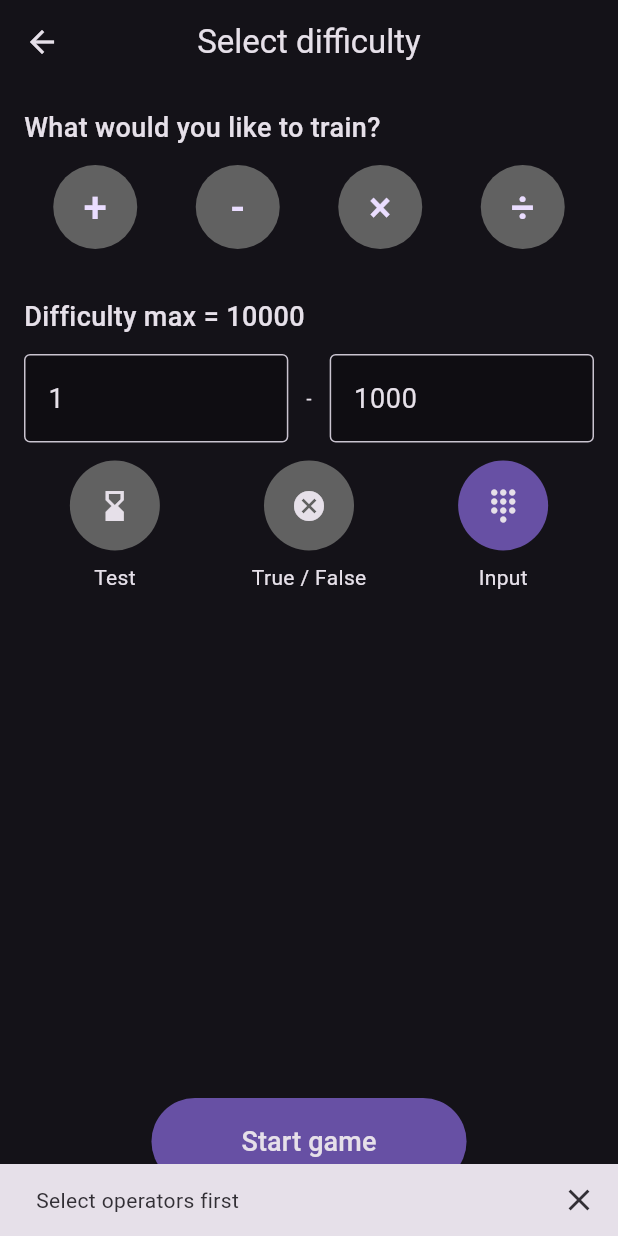
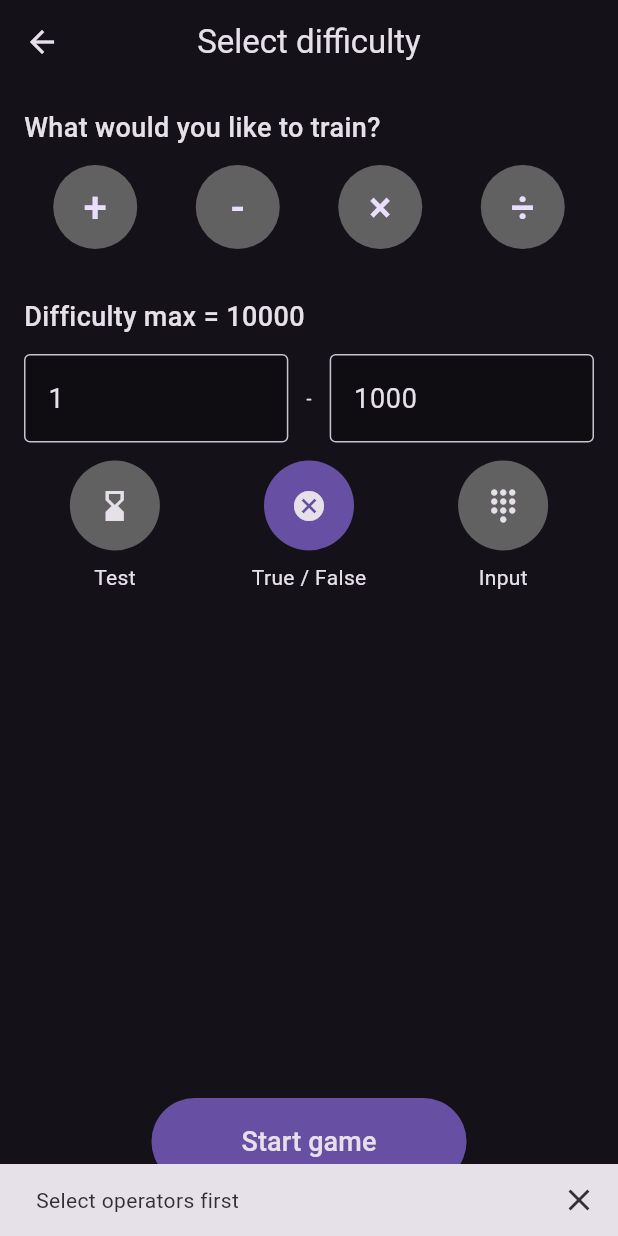
Before and after one commit to Ali1raz/MobileApp-development-, a Flutter app: the TrainingScreen screen opened directly, after a tap on "Start game", on a phone screen of 412 x 824 dp. Run offline on Flutter 3.47's test engine with Material 3 defaults, Android fonts, the phone set to English and light mode, and no system bars; our stand-ins replace flutter_riverpod, shared_preferences, sqflite; missing offline and left inert: sqlite3; accounts and stored records are empty.

Commit message:
update constants

```diff
--- a/mid_proj/lib/screens/training_screen.dart
+++ b/mid_proj/lib/screens/training_screen.dart
@@ -1,5 +1,6 @@
 import 'package:flutter/material.dart';
 import 'package:mid_proj/screens/question_screen.dart';
+import 'package:mid_proj/utils/constants.dart';
 
 class TrainingScreen extends StatefulWidget {
   const TrainingScreen({super.key});
@@ -13,9 +14,13 @@ class TrainingScreenState extends State<TrainingScreen> {
   final TextEditingController min = TextEditingController(text: "1");
   final TextEditingController max = TextEditingController(text: "1000");
 
-  final operators = ['+', '-', '×', '÷'];
-  final gameTypes = ['Test', 'True / False', 'Input'];
-  String selectedGameType = 'Input';
+  late String selectedGameType;
+
+  @override
+  void initState() {
+    super.initState();
+    selectedGameType = gameTypes[1]; // Now it's valid!
+  }
 
   void toggleOperators(String op) {
     setState(() {
@@ -57,7 +62,7 @@ class TrainingScreenState extends State<TrainingScreen> {
             selected
                 ? Theme.of(context).colorScheme.inversePrimary
                 : Colors.grey[700],
-        child: Center(child: Text(op, style: TextStyle(fontSize: 28))),
+        child: Center(child: Text(op, style: const TextStyle(fontSize: 28))),
       ),
     );
   }
@@ -76,7 +81,7 @@ class TrainingScreenState extends State<TrainingScreen> {
                     : Colors.grey[700],
             child: Icon(icon, color: Theme.of(context).colorScheme.onSurface),
           ),
-          SizedBox(height: 8),
+          const SizedBox(height: 8),
           Text(label),
         ],
       ),
@@ -92,33 +97,33 @@ class TrainingScreenState extends State<TrainingScreen> {
         child: Column(
           crossAxisAlignment: CrossAxisAlignment.start,
           children: [
-            Text(
+            const Text(
               "What would you like to train?",
               style: TextStyle(fontSize: 18, fontWeight: FontWeight.w500),
             ),
-            SizedBox(height: 12),
+            const SizedBox(height: 12),
             Row(
               mainAxisAlignment: MainAxisAlignment.spaceAround,
               children: operators.map((op) => _buildOperators(op)).toList(),
             ),
-            SizedBox(height: 32),
-            Text(
+            const SizedBox(height: 32),
+            const Text(
               "Difficulty max = 10000",
               style: TextStyle(fontSize: 18, fontWeight: FontWeight.w500),
             ),
-            SizedBox(height: 12),
+            const SizedBox(height: 12),
             Row(
               mainAxisAlignment: MainAxisAlignment.spaceBetween,
               children: [
                 _buildNumberBox(min),
-                Padding(
-                  padding: const EdgeInsets.symmetric(horizontal: 12.0),
+                const Padding(
+                  padding: EdgeInsets.symmetric(horizontal: 12.0),
                   child: Text("-", style: TextStyle(fontSize: 12)),
                 ),
                 _buildNumberBox(max),
               ],
             ),
-            SizedBox(height: 12),
+            const SizedBox(height: 12),
             Row(
               mainAxisAlignment: MainAxisAlignment.spaceAround,
               children: [
@@ -127,14 +132,17 @@ class TrainingScreenState extends State<TrainingScreen> {
                 _buildGameOption("Input", Icons.dialpad_rounded),
               ],
             ),
-            Spacer(),
+            const Spacer(),
             Center(
               child: ElevatedButton(
                 style: ElevatedButton.styleFrom(
                   backgroundColor: Theme.of(context).colorScheme.inversePrimary,
                   foregroundColor: Theme.of(context).colorScheme.onSurface,
-                  shape: StadiumBorder(),
-                  padding: EdgeInsets.symmetric(horizontal: 60, vertical: 16),
+                  shape: const StadiumBorder(),
+                  padding: const EdgeInsets.symmetric(
+                    horizontal: 60,
+                    vertical: 16,
+                  ),
                 ),
                 onPressed: () {
                   if (selectedOperations.isEmpty) {
@@ -160,10 +168,10 @@ class TrainingScreenState extends State<TrainingScreen> {
                     }
                   }
                 },
-                child: Text("Start game", style: TextStyle(fontSize: 18)),
+                child: const Text("Start game", style: TextStyle(fontSize: 18)),
               ),
             ),
-            SizedBox(height: 18),
+            const SizedBox(height: 18),
           ],
         ),
       ),
@@ -175,7 +183,7 @@ class TrainingScreenState extends State<TrainingScreen> {
       child: TextField(
         controller: controller,
         keyboardType: TextInputType.number,
-        decoration: InputDecoration(
+        decoration: const InputDecoration(
           filled: true,
           fillColor: Colors.black26,
           border: OutlineInputBorder(),
@@ -192,7 +200,7 @@ class TrainingScreenState extends State<TrainingScreen> {
     ScaffoldMessenger.of(context).showSnackBar(
       SnackBar(
         content: Text(message),
-        duration: Duration(seconds: 2),
+        duration: const Duration(seconds: 2),
         showCloseIcon: true,
       ),
     );
--- a/mid_proj/lib/utils/constants.dart
+++ b/mid_proj/lib/utils/constants.dart
@@ -29,3 +29,7 @@ final Map<String, Map<String, dynamic>> difficultySettings = {
     'level': 'Hard',
   },
 };
+
+final List<String> operators = ['+', '-', '×', '÷'];
+
+final List<String> gameTypes = ['Test', 'True / False', 'Input'];
```
